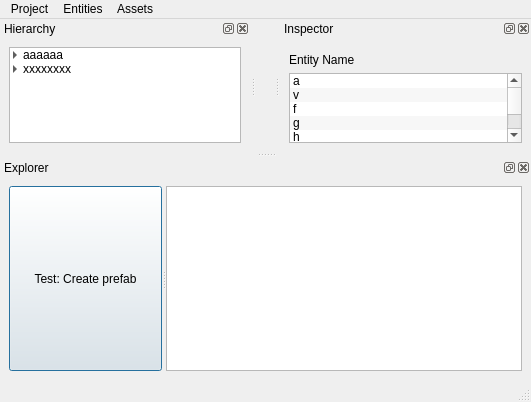
Above: res/WindowMain.ui from Bang3DEngine/OldBang before the change. Below: the same form after it.
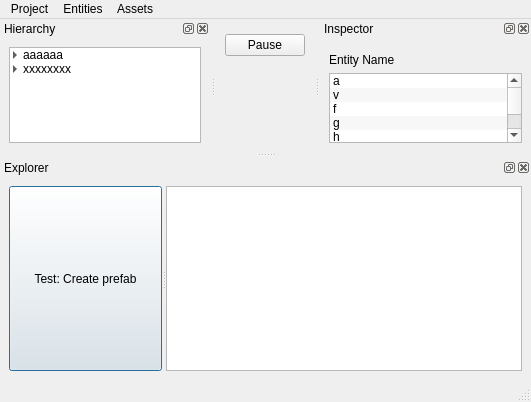
That is the form after the change. Icons and pictures are not drawn. Custom widgets are drawn as their Qt base class.

Commit message: Pause/resume doneee

```diff
--- a/res/WindowMain.ui
+++ b/res/WindowMain.ui
@@ -25,6 +25,19 @@
       </item>
      </layout>
     </item>
+    <item>
+     <widget class="QPushButton" name="buttonPauseResume">
+      <property name="text">
+       <string>Pause</string>
+      </property>
+      <property name="icon">
+       <iconset theme="pause"/>
+      </property>
+      <property name="flat">
+       <bool>false</bool>
+      </property>
+     </widget>
+    </item>
     <item>
      <widget class="Canvas" name="canvas" native="true">
       <property name="enabled">
```
Left out of the diff: 70 changed lines with no effect on the pictures. The commit also changes 4 other files.
